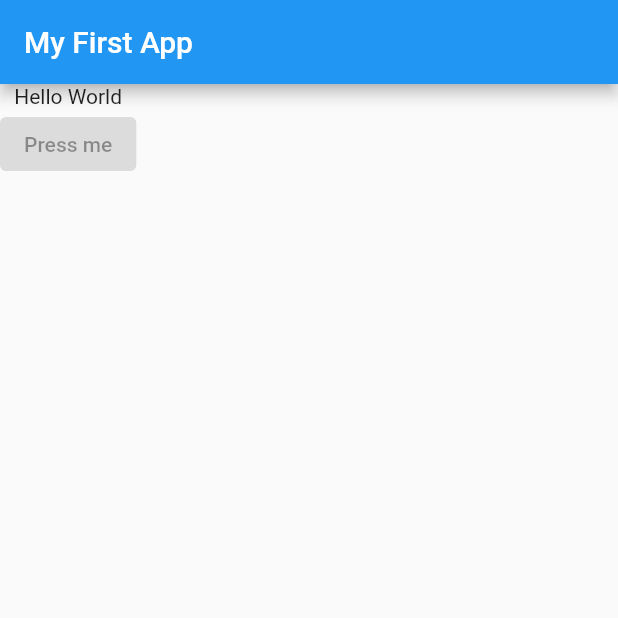
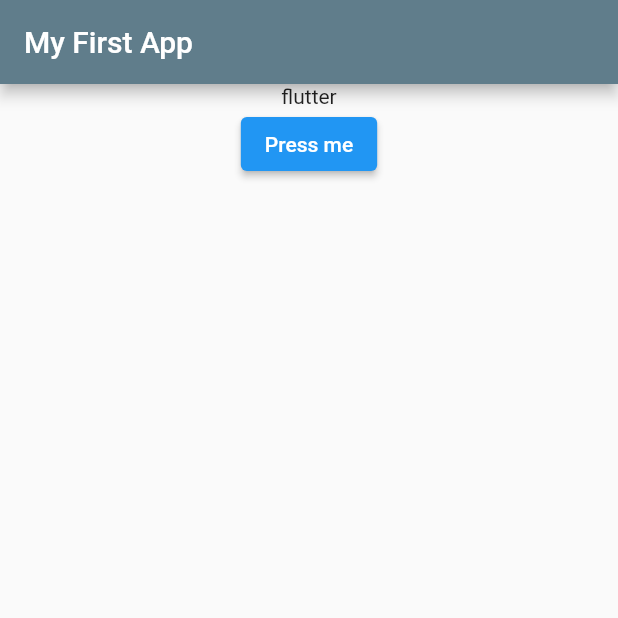
Before and after one commit to root-dm/Flutters-Apps, a Flutter app: the screen it shows after launch, on a phone screen of 412 x 824 dp, the top half of it. Run offline on Flutter 3.47's test engine with Material 2 defaults, Android fonts, the phone set to English and light mode, and no system bars.

Commit message:
Press to change text

```diff
--- a/flutter_application_1/lib/main.dart
+++ b/flutter_application_1/lib/main.dart
@@ -12,22 +12,39 @@ class MyApp extends StatefulWidget {
 }
 
 class MyAppState extends State<MyApp> {
+  var dynamicStrings = ['flutter', 'is', 'easy', 'and', 'awesome'];
+  var stringIndex = 0;
+
+  pressedButton() {
+    setState(() {
+      stringIndex = stringIndex + 1;
+      if (stringIndex > 4) {
+        stringIndex = 0;
+      }
+    });
+
+    print(stringIndex);
+    //print('button pressed');
+  }
+
   @override
   Widget build(BuildContext context) {
     return MaterialApp(
       home: Scaffold(
         appBar: AppBar(
-          title: Text('My First App'),
+          title: const Text('My First App'),
+          backgroundColor: Colors.blueGrey,
         ),
-        body: Column(
-          // ignore: prefer_const_literals_to_create_immutables
-          children: [
-            const Text("Hello World"),
-            const ElevatedButton(
-              onPressed: null,
-              child: Text("Press me"),
-            )
-          ],
+        body: Center(
+          child: Column(
+            children: [
+              Text(dynamicStrings[stringIndex]),
+              ElevatedButton(
+                onPressed: pressedButton,
+                child: Text("Press me"),
+              )
+            ],
+          ),
         ),
       ),
     );
```
